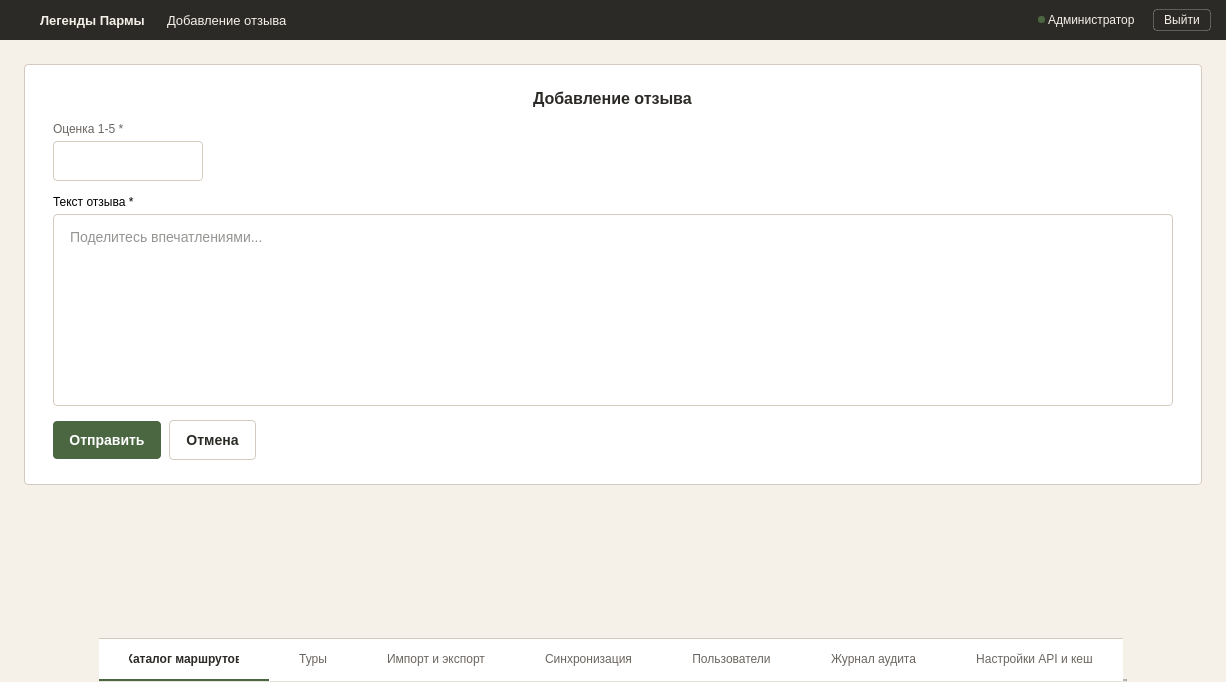
This is ui/add_review_window.ui in nikolas-po/legends_parma as Qt 5 draws it before an edit. The edited form follows.
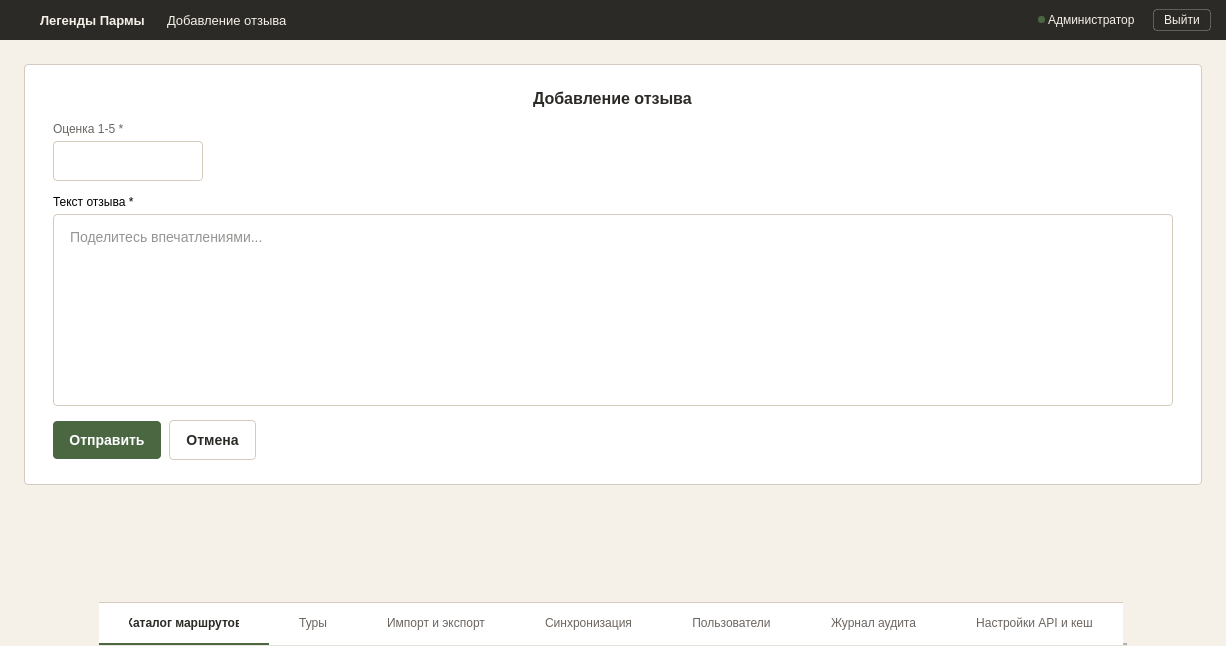
This is the edited form. The open tabs and pages were chosen to show the change. Icons and pictures are not drawn.

Commit message: Сделал окна списка туров , создания тура, импорта данных

Diff of the .ui file:
```diff
--- a/ui/add_review_window.ui
+++ b/ui/add_review_window.ui
@@ -7,7 +7,7 @@
     <x>0</x>
     <y>0</y>
     <width>1226</width>
-    <height>682</height>
+    <height>646</height>
    </rect>
   </property>
   <property name="windowTitle">
```
Left out of the diff: 4 changed lines with no effect on the pictures. The commit also changes 6 other files.
